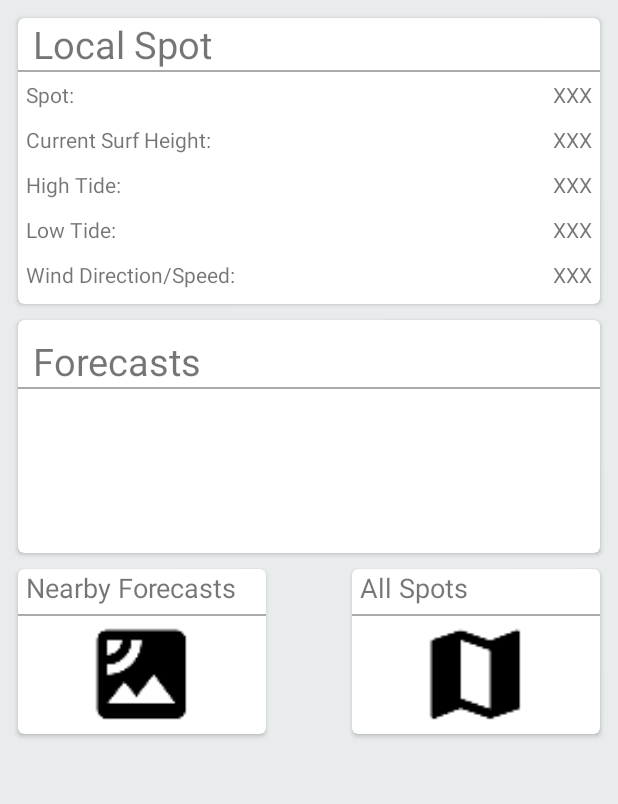
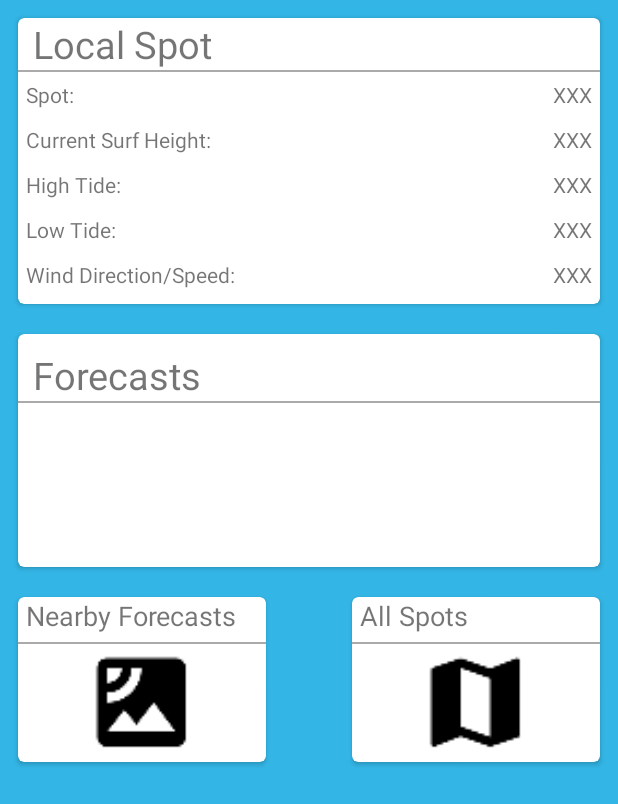
Before and after one commit to jegriffi/SurfCheater, an Android app: the layout fragment_dashboard.xml on its own in the app's theme, with its tools: preview values and no code run, on a phone screen of 412 x 824 dp. Shown: the top 804 px of the screen. Run offline under Robolectric (Android 15) with nearby library versions, the phone set to English and light mode, and no system bars.

Commit message:
fixed dashboard cardview dimension separator

```diff
--- a/app/src/main/res/layout/fragment_dashboard.xml
+++ b/app/src/main/res/layout/fragment_dashboard.xml
@@ -3,9 +3,10 @@
     xmlns:android="http://schemas.android.com/apk/res/android"
     android:layout_width="match_parent"
     android:layout_height="match_parent"
-    android:background="@color/very_light_grey_background"
+    android:background="@android:color/holo_blue_light"
     android:orientation="vertical">
 
+    <!-- TODO: add color (light blue+grey theme to the cardview in Manifest -->
     <android.support.v7.widget.CardView
         android:id="@+id/cv_favorite_spot"
         xmlns:card_view="http://schemas.android.com/apk/res-auto"
@@ -41,13 +42,12 @@
                 android:layout_height="1dp"
                 android:background="@android:color/darker_gray"/>
 
-            <RelativeLayout android:layout_width="match_parent"
-                            android:layout_height="wrap_content">
+            <RelativeLayout
+                android:layout_width="match_parent"
+                android:layout_height="wrap_content">
 
                 <include layout="@layout/layout_favorite_spot_dashboard_item"/>
             </RelativeLayout>
-
-
 
 
         </LinearLayout>
@@ -74,8 +74,8 @@
             <TextView
                 android:layout_width="match_parent"
                 android:layout_height="wrap_content"
+                android:paddingEnd="@dimen/textview_padding_horizontal_large"
                 android:paddingStart="@dimen/textview_padding_horizontal_large"
-                android:paddingEnd="@dimen/textview_padding_horizontal_large"
                 android:paddingTop="@dimen/textview_padding_vertical_large"
                 android:text="@string/forecast_spot_card_title"
                 android:textSize="@dimen/textview_font_size_large"/>
@@ -134,8 +134,9 @@
                     android:layout_height="1dp"
                     android:background="@android:color/darker_gray"/>
 
-                <ImageView android:layout_width="match_parent"
-                           android:layout_height="match_parent"
+                <ImageView
+                    android:layout_width="match_parent"
+                    android:layout_height="match_parent"
                     android:src="@drawable/ic_satellite_black_36dp"/>
 
             </LinearLayout>
--- a/app/src/main/res/values/dimens.xml
+++ b/app/src/main/res/values/dimens.xml
@@ -8,7 +8,7 @@
 
     <!-- margin and padding -->
     <dimen name="cardview_margin_horizontal_normal">12dp</dimen>
-    <dimen name="cardview_margin_vertical_small">5dp</dimen>
+    <dimen name="cardview_margin_vertical_small">10dp</dimen>
     <dimen name="cardview_margin_vertical_normal">12dp</dimen>
     <dimen name="cardview_padding_normal">5dp</dimen>
 
```
Also changed, not shown: settings.gradle (line endings or trailing spaces), 3 other files.
